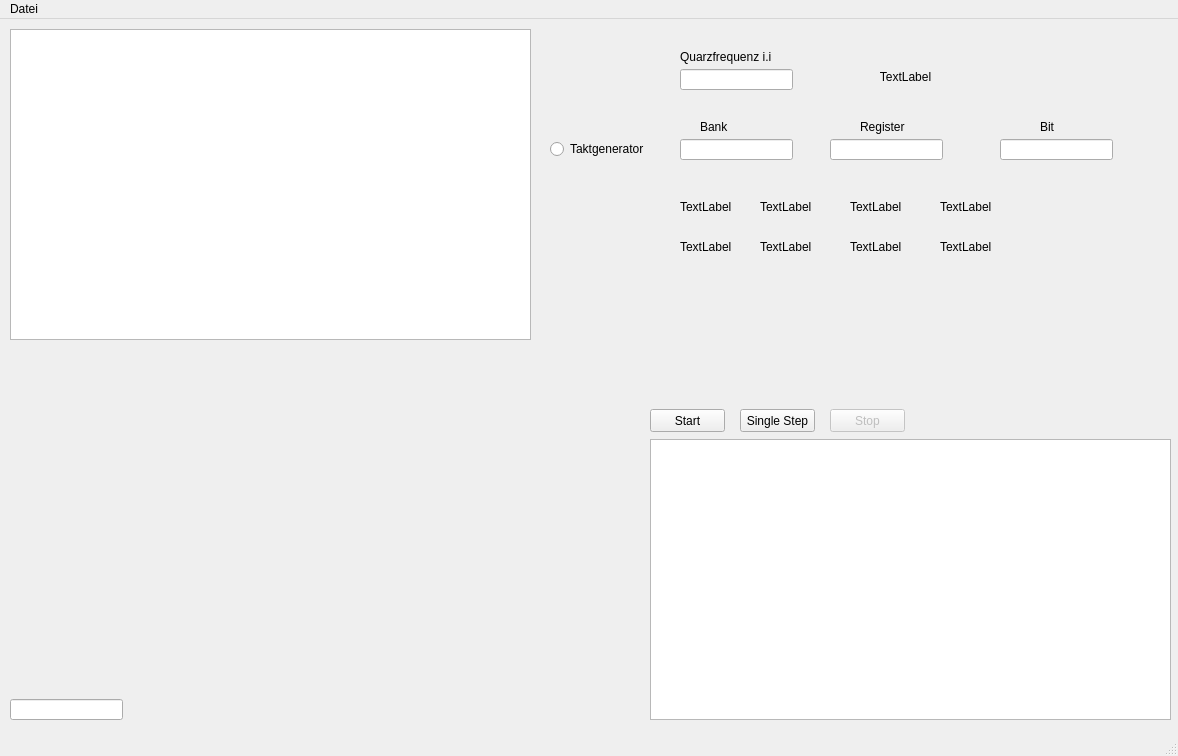
The window that mainwindow.ui (nudeldunker/PIC) describes before a commit, drawn with Qt 5.
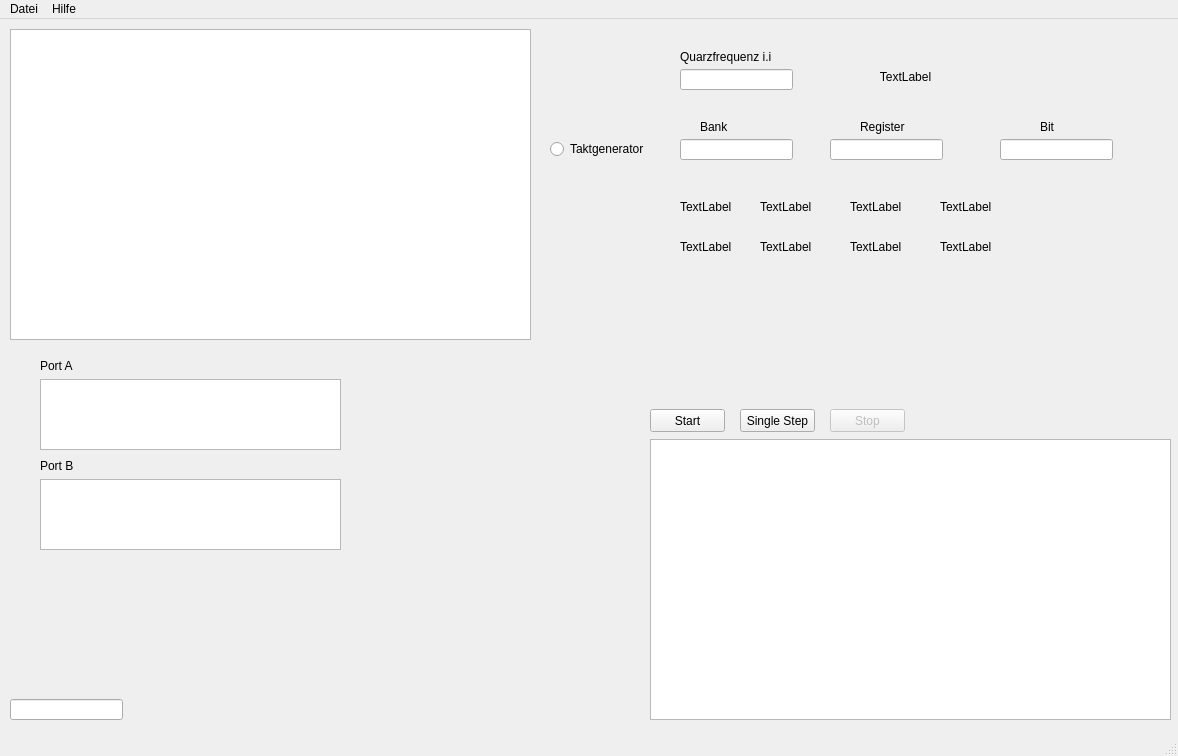
The same window after the commit.

Commit message: Port A+B, Hilfe

Patch:
```diff
--- a/mainwindow.ui
+++ b/mainwindow.ui
@@ -320,6 +320,52 @@
      </rect>
     </property>
    </widget>
+   <widget class="QTableView" name="tableViewPortA">
+    <property name="geometry">
+     <rect>
+      <x>40</x>
+      <y>360</y>
+      <width>301</width>
+      <height>71</height>
+     </rect>
+    </property>
+   </widget>
+   <widget class="QTableView" name="tableViewPortB">
+    <property name="geometry">
+     <rect>
+      <x>40</x>
+      <y>460</y>
+      <width>301</width>
+      <height>71</height>
+     </rect>
+    </property>
+   </widget>
+   <widget class="QLabel" name="labelPortB">
+    <property name="geometry">
+     <rect>
+      <x>40</x>
+      <y>440</y>
+      <width>47</width>
+      <height>13</height>
+     </rect>
+    </property>
+    <property name="text">
+     <string>Port B</string>
+    </property>
+   </widget>
+   <widget class="QLabel" name="labelPortA">
+    <property name="geometry">
+     <rect>
+      <x>40</x>
+      <y>340</y>
+      <width>47</width>
+      <height>13</height>
+     </rect>
+    </property>
+    <property name="text">
+     <string>Port A</string>
+    </property>
+   </widget>
   </widget>
   <widget class="QMenuBar" name="menubar">
    <property name="geometry">
@@ -327,7 +373,7 @@
      <x>0</x>
      <y>0</y>
      <width>1178</width>
-     <height>22</height>
+     <height>21</height>
     </rect>
    </property>
    <widget class="QMenu" name="menuFile">
@@ -336,7 +382,14 @@
     </property>
     <addaction name="actionLaden"/>
    </widget>
+   <widget class="QMenu" name="menuHilfe">
+    <property name="title">
+     <string>Hilfe</string>
+    </property>
+    <addaction name="actionHilfe_ffnen"/>
+   </widget>
    <addaction name="menuFile"/>
+   <addaction name="menuHilfe"/>
   </widget>
   <widget class="QStatusBar" name="statusbar"/>
   <action name="actionLaden">
```
Left out of the diff: 5 changed lines with no effect on the pictures. The commit also changes 5 other files.
